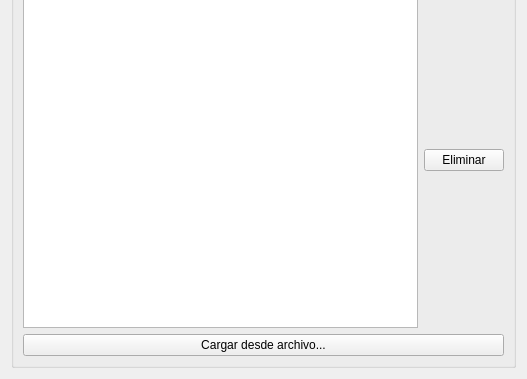
First picture: the form in trunk/plugins/aCarCorr/FormMovimientoBase.ui, repository chungote/gestotux, before the edit; both pictures show x 0 to 527 and y 263 to 642 of the 527 by 642 pixel window.
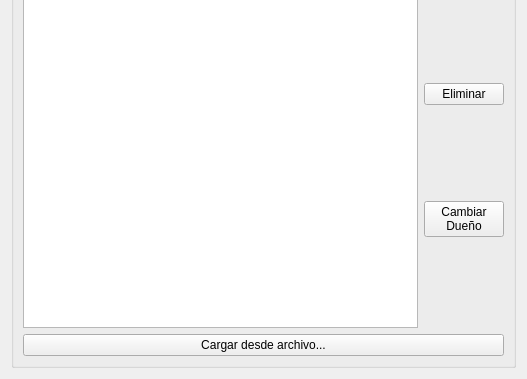
Second picture: the form after the edit.

```diff
--- a/trunk/plugins/aCarCorr/FormMovimientoBase.ui
+++ b/trunk/plugins/aCarCorr/FormMovimientoBase.ui
@@ -311,11 +311,23 @@
          </widget>
         </item>
         <item>
+         <layout class="QVBoxLayout" >
+          <item>
          <widget class="QPushButton" name="PBEliminar" >
           <property name="text" >
            <string>Eliminar</string>
           </property>
          </widget>
+          </item>
+          <item>
+           <widget class="QPushButton" name="PBDueno" >
+            <property name="text" >
+             <string>Cambiar 
+Dueño</string>
+            </property>
+           </widget>
+          </item>
+         </layout>
         </item>
        </layout>
       </item>
```
Lines whose indentation alone changed are shown as unchanged.
